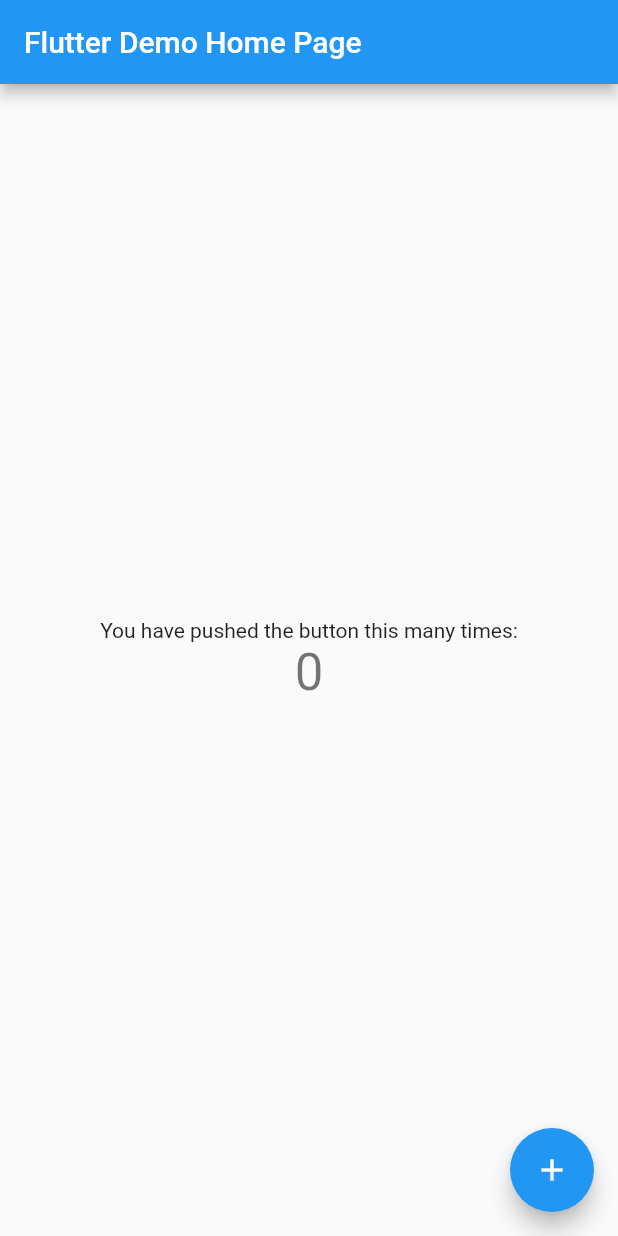
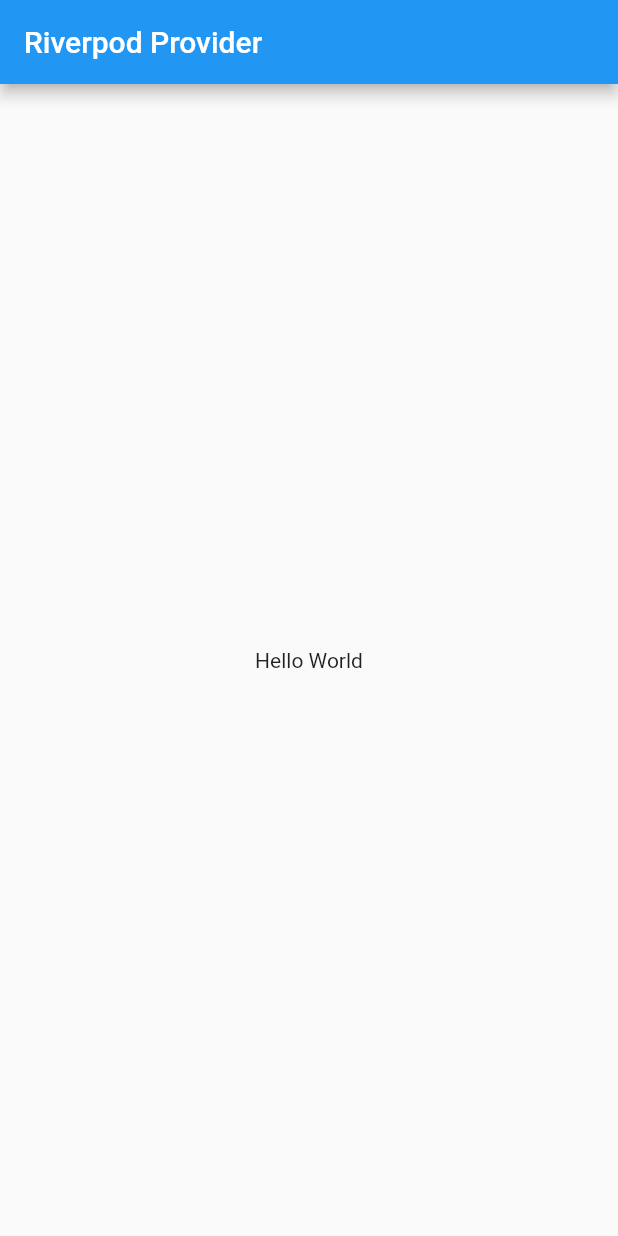
Before and after one commit to leofab/flutterdocsclone, a Flutter app: the screen it shows after launch, on a phone screen of 412 x 824 dp. Run offline on Flutter 3.47's test engine with Material 2 defaults, Android fonts, the phone set to English and light mode, and no system bars; our stand-ins replace flutter_riverpod.

Commit message:
WdigetRef with ref nameProvider implement

```diff
--- a/lib/main.dart
+++ b/lib/main.dart
@@ -35,7 +35,7 @@
   }
 }
 
-class MyHomePage extends StatefulWidget {
+class MyHomePage extends ConsumerWidget {
   const MyHomePage({super.key, required this.title});
 
   // This widget is the home page of your application. It is stateful, meaning
@@ -50,7 +50,19 @@
   final String title;
 
   @override
-  State<MyHomePage> createState() => _MyHomePageState();
+  @override
+  Widget build(BuildContext context, WidgetRef ref) {
+    final name = ref.watch(nameProvider);
+    return Scaffold(
+      appBar: AppBar(
+        title: const Text("Riverpod Provider"),
+      ),
+      body: Center(child: Text(name)),
+    );
+
+    // ignore: todo
+    // TODO: implement build
+  }
 }
 
 class _MyHomePageState extends State<MyHomePage> {
```
